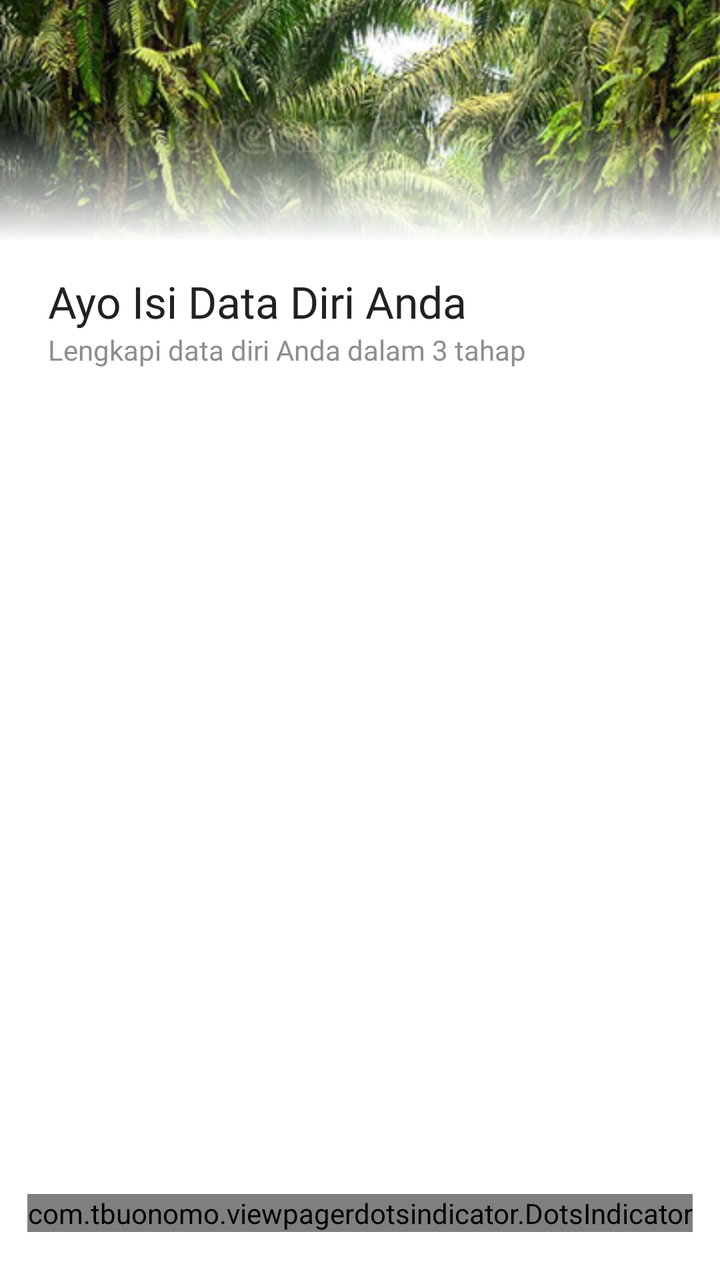
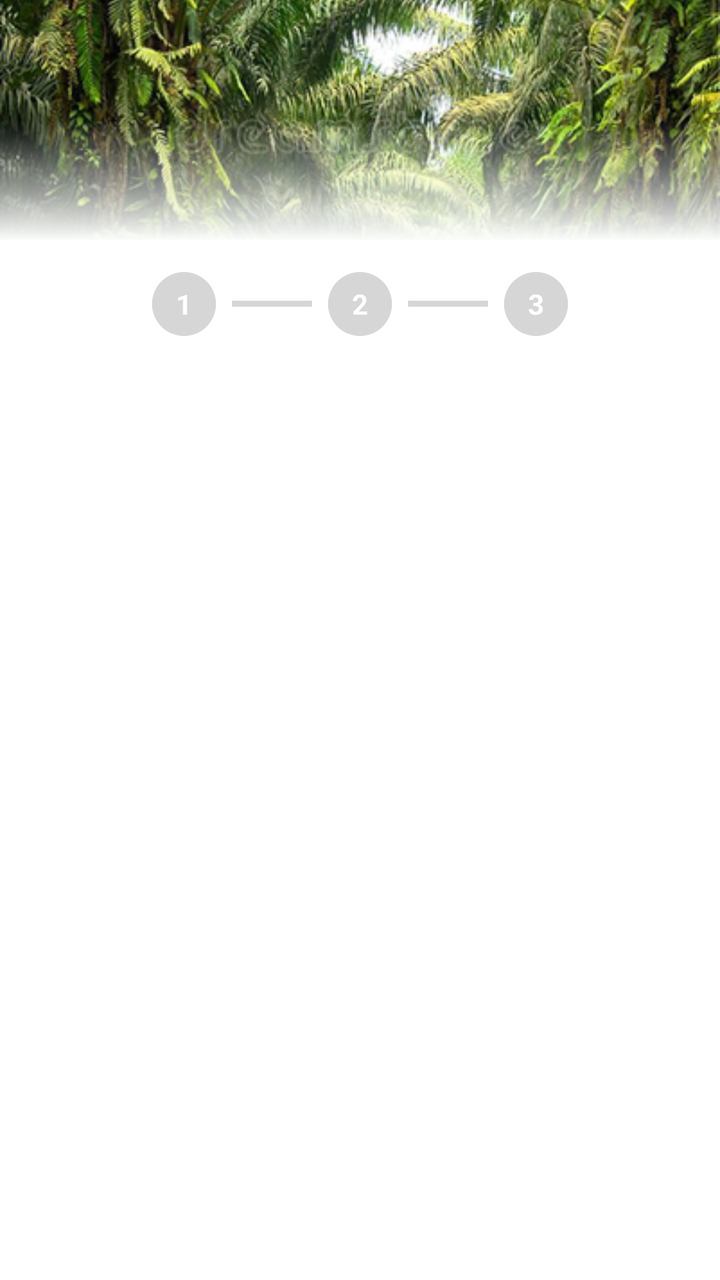

Screens rendered from an Android XML layout before and after an edit, with the pre-edit source and the edit as a unified diff.
<!-- AndroidManifest.xml: application theme Theme.Notasawit -->
<!-- res/layout/activity_data_diri.xml -->
<?xml version="1.0" encoding="utf-8"?>
<androidx.constraintlayout.widget.ConstraintLayout xmlns:android="http://schemas.android.com/apk/res/android"
    xmlns:app="http://schemas.android.com/apk/res-auto"
    xmlns:tools="http://schemas.android.com/tools"
    android:id="@+id/main"
    android:layout_width="match_parent"
    android:layout_height="match_parent"
    android:background="#FFFFFF"
    tools:context=".Autentikasi.Daftar.DataDiri.DataDiriActivity">

    <ImageView
        android:id="@+id/iv_header"
        android:layout_width="match_parent"
        android:layout_height="120dp"
        android:scaleType="centerCrop"
        android:src="@drawable/gambar_sawit"
        app:layout_constraintTop_toTopOf="parent" />

    <View
        android:id="@+id/view_fade"
        android:layout_width="match_parent"
        android:layout_height="60dp"
        android:background="@drawable/bg_fade_header"
        app:layout_constraintBottom_toBottomOf="@id/iv_header" />

    <LinearLayout
        android:id="@+id/form_header"
        android:layout_width="match_parent"
        android:layout_height="wrap_content"
        android:orientation="vertical"
        android:paddingHorizontal="24dp"
        android:paddingTop="16dp"
        app:layout_constraintTop_toBottomOf="@+id/iv_header">

        <TextView
            android:layout_width="wrap_content"
            android:layout_height="wrap_content"
            android:fontFamily="@font/poppins_bold"
            android:text="Ayo Isi Data Diri Anda"
            android:textColor="#212121"
            android:textSize="22sp" />

        <TextView
            android:layout_width="wrap_content"
            android:layout_height="wrap_content"
            android:fontFamily="@font/poppins_regular"
            android:text="Lengkapi data diri Anda dalam 3 tahap"
            android:textColor="#8E8E8E"
            android:textSize="14sp" />
    </LinearLayout>

    <androidx.viewpager2.widget.ViewPager2
        android:id="@+id/tutorialMessageViewPager"
        android:layout_width="match_parent"
        android:layout_height="0dp"
        android:layout_marginTop="8dp"
        app:layout_constraintBottom_toTopOf="@+id/dot_indicator"
        app:layout_constraintTop_toBottomOf="@+id/form_header" />

    <com.tbuonomo.viewpagerdotsindicator.DotsIndicator
        android:id="@+id/dot_indicator"
        android:layout_width="wrap_content"
        android:layout_height="wrap_content"
        android:layout_marginBottom="24dp"
        app:dotsColor="#E0E0E0"
        app:selectedDotColor="@color/agri_green_dark"
        app:dotsSize="10dp"
        app:dotsSpacing="6dp"
        app:dotsCornerRadius="5dp"
        app:dotsWidthFactor="3.5"
        app:progressMode="true"
        app:layout_constraintBottom_toBottomOf="parent"
        app:layout_constraintEnd_toEndOf="parent"
        app:layout_constraintStart_toStartOf="parent" />

</androidx.constraintlayout.widget.ConstraintLayout>
<!-- resources referenced by this layout -->
<resources>
  <color name="agri_green_dark">#2B462C</color>
  <!-- drawable bg_fade_header (drawable) -->
  <?xml version="1.0" encoding="utf-8"?>
  <shape xmlns:android="http://schemas.android.com/apk/res/android">
      <gradient
          android:angle="270"
          android:startColor="@android:color/transparent"
          android:endColor="@color/bg_main"
          android:type="linear" />
  </shape>
  <!-- drawable gambar_sawit: png bitmap (drawable, 657296 bytes) -->
  <style name="Theme.Notasawit" parent="Base.Theme.Notasawit" />
  <color name="bg_main">#FAFCFA</color>
  <style name="Base.Theme.Notasawit" parent="Theme.Material3.DayNight.NoActionBar">
          
          
      </style>
</resources>

<!-- the commit's change to res/layout/activity_data_diri.xml (unified diff, before → after) -->
@@ -24,53 +24,68 @@
         app:layout_constraintBottom_toBottomOf="@id/iv_header" />
 
     <LinearLayout
-        android:id="@+id/form_header"
-        android:layout_width="match_parent"
+        android:id="@+id/indicatorContainer"
+        android:layout_width="wrap_content"
         android:layout_height="wrap_content"
-        android:orientation="vertical"
-        android:paddingHorizontal="24dp"
-        android:paddingTop="16dp"
-        app:layout_constraintTop_toBottomOf="@+id/iv_header">
+        android:orientation="horizontal"
+        android:gravity="center"
+        android:layout_marginTop="16dp"
+        app:layout_constraintTop_toBottomOf="@id/iv_header"
+        app:layout_constraintStart_toStartOf="parent"
+        app:layout_constraintEnd_toEndOf="parent">
 
         <TextView
-            android:layout_width="wrap_content"
-            android:layout_height="wrap_content"
-            android:fontFamily="@font/poppins_bold"
-            android:text="Ayo Isi Data Diri Anda"
-            android:textColor="#212121"
-            android:textSize="22sp" />
+            android:id="@+id/tvStep1"
+            android:layout_width="32dp"
+            android:layout_height="32dp"
+            android:background="@drawable/bg_circle_indicator"
+            android:text="1"
+            android:textColor="#FFFFFF"
+            android:gravity="center"
+            android:textStyle="bold" />
+
+        <View
+            android:id="@+id/lineStep1"
+            android:layout_width="40dp"
+            android:layout_height="3dp"
+            android:background="#D6D6D6"
+            android:layout_marginHorizontal="8dp" />
 
         <TextView
-            android:layout_width="wrap_content"
-            android:layout_height="wrap_content"
-            android:fontFamily="@font/poppins_regular"
-            android:text="Lengkapi data diri Anda dalam 3 tahap"
-            android:textColor="#8E8E8E"
-            android:textSize="14sp" />
+            android:id="@+id/tvStep2"
+            android:layout_width="32dp"
+            android:layout_height="32dp"
+            android:background="@drawable/bg_circle_indicator"
+            android:text="2"
+            android:textColor="#FFFFFF"
+            android:gravity="center"
+            android:textStyle="bold" />
+
+        <View
+            android:id="@+id/lineStep2"
+            android:layout_width="40dp"
+            android:layout_height="3dp"
+            android:background="#D6D6D6"
+            android:layout_marginHorizontal="8dp" />
+
+        <TextView
+            android:id="@+id/tvStep3"
+            android:layout_width="32dp"
+            android:layout_height="32dp"
+            android:background="@drawable/bg_circle_indicator"
+            android:text="3"
+            android:textColor="#FFFFFF"
+            android:gravity="center"
+            android:textStyle="bold" />
     </LinearLayout>
 
     <androidx.viewpager2.widget.ViewPager2
         android:id="@+id/tutorialMessageViewPager"
         android:layout_width="match_parent"
         android:layout_height="0dp"
-        android:layout_marginTop="8dp"
-        app:layout_constraintBottom_toTopOf="@+id/dot_indicator"
-        app:layout_constraintTop_toBottomOf="@+id/form_header" />
-
-    <com.tbuonomo.viewpagerdotsindicator.DotsIndicator
-        android:id="@+id/dot_indicator"
-        android:layout_width="wrap_content"
-        android:layout_height="wrap_content"
-        android:layout_marginBottom="24dp"
-        app:dotsColor="#E0E0E0"
-        app:selectedDotColor="@color/agri_green_dark"
-        app:dotsSize="10dp"
-        app:dotsSpacing="6dp"
-        app:dotsCornerRadius="5dp"
-        app:dotsWidthFactor="3.5"
-        app:progressMode="true"
+        app:layout_constraintTop_toBottomOf="@id/indicatorContainer"
         app:layout_constraintBottom_toBottomOf="parent"
-        app:layout_constraintEnd_toEndOf="parent"
-        app:layout_constraintStart_toStartOf="parent" />
+        app:layout_constraintStart_toStartOf="parent"
+        app:layout_constraintEnd_toEndOf="parent" />
 
 </androidx.constraintlayout.widget.ConstraintLayout>
<!-- resource entries referenced after the edit -->
@@ -1,6 +1,20 @@
 <!-- resources referenced by this layout -->
 <resources>
-  <color name="agri_green_dark">#2B462C</color>
+  <!-- drawable bg_circle_indicator (drawable) -->
+  <?xml version="1.0" encoding="utf-8"?>
+  <selector xmlns:android="http://schemas.android.com/apk/res/android">
+      <item android:state_selected="true">
+          <shape android:shape="oval">
+              <solid android:color="@color/agri_green_dark" />
+          </shape>
+      </item>
+      <item>
+          <shape android:shape="oval">
+              <solid android:color="#D6D6D6" />
+          </shape>
+      </item>
+  </selector>
+  <color name="agri_green_dark">#1B5E20</color>
   <!-- drawable bg_fade_header (drawable) -->
   <?xml version="1.0" encoding="utf-8"?>
   <shape xmlns:android="http://schemas.android.com/apk/res/android">
